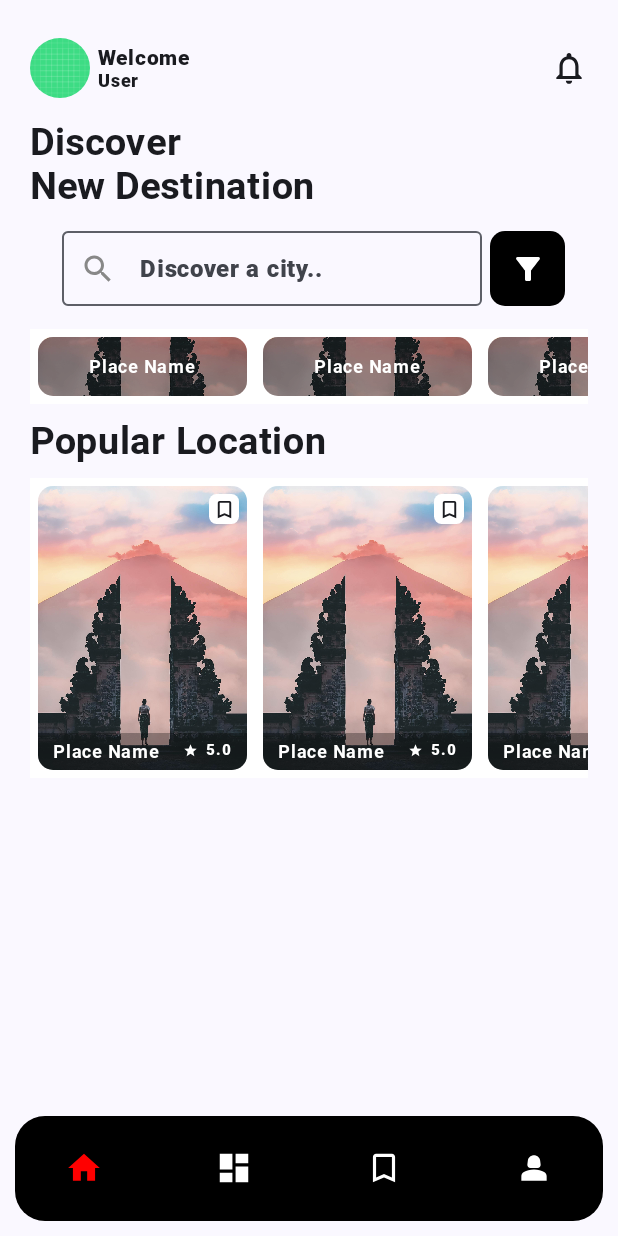
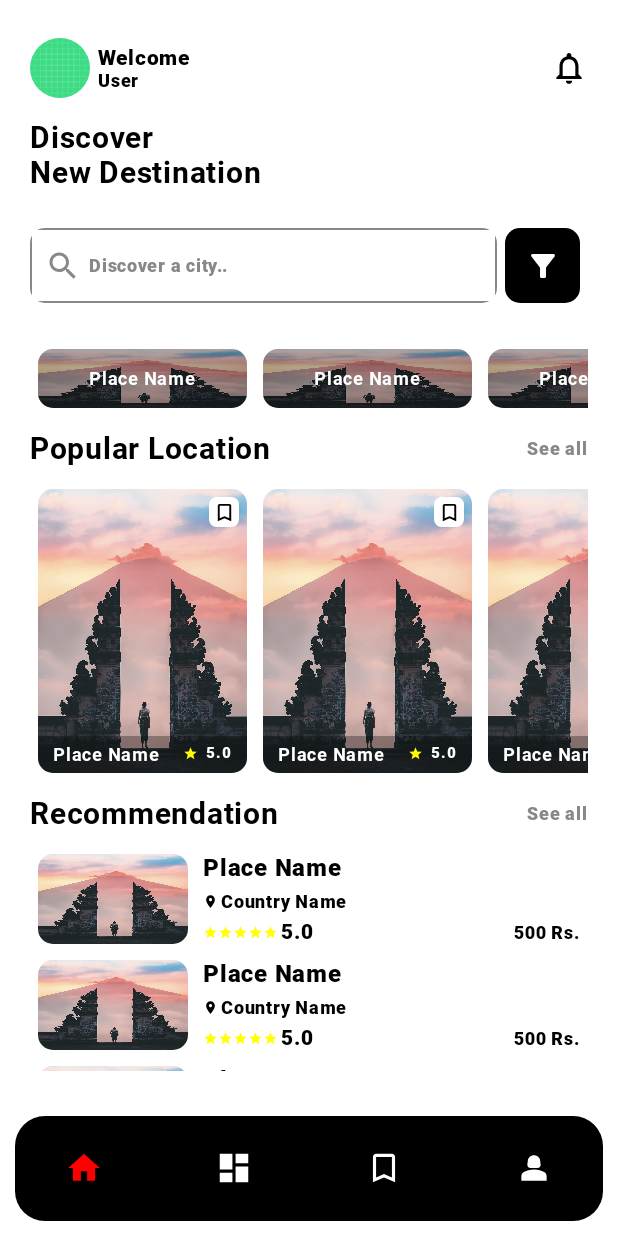
Before and after one commit to iamshaikhasif/travel_application_compose, an Android app built with Jetpack Compose: the screen it shows after launch (MainActivity), on a phone screen of 412 x 824 dp. Run offline under Robolectric (Android 15) with nearby library versions, the phone set to English and light mode, and no system bars.

Commit message:
home Screen Done

```diff
--- a/app/src/main/java/com/example/travelapplication/MainActivity.kt
+++ b/app/src/main/java/com/example/travelapplication/MainActivity.kt
@@ -3,10 +3,12 @@ package com.example.travelapplication
 import android.os.Bundle
 import androidx.activity.ComponentActivity
 import androidx.activity.compose.setContent
+import androidx.compose.foundation.background
 import androidx.compose.foundation.layout.fillMaxSize
 import androidx.compose.material3.MaterialTheme
 import androidx.compose.material3.Surface
 import androidx.compose.ui.Modifier
+import androidx.compose.ui.graphics.Color
 import com.example.travelapplication.ui.MainScreen
 import com.example.travelapplication.ui.theme.TravelApplicationTheme
 
@@ -16,7 +18,7 @@ class MainActivity : ComponentActivity() {
         setContent {
             TravelApplicationTheme {
                 Surface(
-                    modifier = Modifier.fillMaxSize(),
+                    modifier = Modifier.fillMaxSize().background(Color.White),
                     color = MaterialTheme.colorScheme.background
                 ) {
                     MainScreen()
--- a/app/src/main/java/com/example/travelapplication/ui/components/EditText.kt
+++ b/app/src/main/java/com/example/travelapplication/ui/components/EditText.kt
@@ -1,13 +1,12 @@
 package com.example.travelapplication.ui.components
 
-import android.widget.EditText
-import androidx.compose.foundation.background
 import androidx.compose.foundation.layout.height
 import androidx.compose.foundation.layout.padding
+import androidx.compose.foundation.shape.RoundedCornerShape
 import androidx.compose.material.icons.Icons
-import androidx.compose.material.icons.filled.KeyboardDoubleArrowRight
 import androidx.compose.material.icons.filled.Search
 import androidx.compose.material3.Icon
+import androidx.compose.material3.MaterialTheme
 import androidx.compose.material3.OutlinedTextField
 import androidx.compose.material3.Text
 import androidx.compose.runtime.Composable
@@ -16,22 +15,21 @@ import androidx.compose.runtime.mutableStateOf
 import androidx.compose.runtime.saveable.rememberSaveable
 import androidx.compose.runtime.setValue
 import androidx.compose.ui.Modifier
+import androidx.compose.ui.draw.clip
 import androidx.compose.ui.graphics.Color
 import androidx.compose.ui.text.TextStyle
 import androidx.compose.ui.unit.dp
 import androidx.compose.ui.unit.sp
 
 @Composable
-fun CommonEditText(hint: String, onChanged: (String) -> Unit) {
+fun CommonEditText(hint: String, modifier: Modifier, onChanged: (String) -> Unit) {
     var text by rememberSaveable { mutableStateOf("") }
 
     OutlinedTextField (
-        modifier = Modifier
-            .padding(5.dp)
-            .height(50.dp),
+        modifier = modifier,
         value = text,
         placeholder = {
-            Text(text = hint, modifier = Modifier.padding(0.dp))
+            Text(text = hint, modifier = Modifier.padding(0.dp), style = MaterialTheme.typography.labelSmall.copy(color = Color.Gray))
         },
         textStyle = TextStyle(
             fontSize = 12.sp
--- /dev/null
+++ b/app/src/main/java/com/example/travelapplication/ui/components/TitleWithSeeAll.kt
@@ -0,0 +1,33 @@
+package com.example.travelapplication.ui.components
+
+import androidx.compose.foundation.layout.Arrangement
+import androidx.compose.foundation.layout.Row
+import androidx.compose.foundation.layout.fillMaxWidth
+import androidx.compose.material3.MaterialTheme
+import androidx.compose.material3.Text
+import androidx.compose.runtime.Composable
+import androidx.compose.ui.Alignment
+import androidx.compose.ui.Modifier
+import androidx.compose.ui.graphics.Color
+import androidx.compose.ui.text.font.FontWeight
+import androidx.compose.ui.unit.sp
+
+@Composable
+fun TitleWithSeeAll(title:String){
+    Row(modifier = Modifier.fillMaxWidth(), verticalAlignment = Alignment.CenterVertically,horizontalArrangement = Arrangement.SpaceBetween) {
+        Text(
+            text = title,
+            style = MaterialTheme.typography.bodyLarge.copy(
+                fontSize = 20.sp,
+                fontWeight = FontWeight.Bold
+            )
+        )
+
+        Text(
+            text = "See all",
+            style = MaterialTheme.typography.labelSmall.copy(
+                color = Color.Gray
+            ),
+        )
+    }
+}
--- a/app/src/main/java/com/example/travelapplication/ui/home/DashboardScreen.kt
+++ b/app/src/main/java/com/example/travelapplication/ui/home/DashboardScreen.kt
@@ -1,6 +1,7 @@
 package com.example.travelapplication.ui.home
 
 import android.util.Log
+import androidx.compose.foundation.background
 import androidx.compose.foundation.layout.Box
 import androidx.compose.foundation.layout.height
 import androidx.compose.foundation.layout.padding
@@ -40,6 +41,7 @@ import com.example.travelapplication.routing.NavigationItem
 fun DashboardScreen(navController: NavHostController) {
     val bottomNav = rememberNavController()
     Scaffold(
+        modifier = Modifier.background(Color.White),
         bottomBar = {
             BottomItem(navController = bottomNav, modifier = Modifier)
         }
@@ -57,10 +59,20 @@ fun BottomItem(
     navController: NavHostController, modifier: Modifier = Modifier
 ) {
     val screens = listOf(
-        BottomItemModel.HomeScreen, BottomItemModel.Explore, BottomItemModel.Favourite, BottomItemModel.Notification
+        BottomItemModel.HomeScreen,
+        BottomItemModel.Explore,
+        BottomItemModel.Favourite,
+        BottomItemModel.Notification
     )
 
-    NavigationBar(modifier = modifier.height(90.dp).padding(10.dp).clip(shape = RoundedCornerShape(20.dp)), containerColor = Color.Black) {
+    NavigationBar(
+        modifier = modifier
+            .height(90.dp)
+            .background(Color.White)
+            .padding(10.dp)
+            .clip(shape = RoundedCornerShape(20.dp)),
+        containerColor = Color.Black
+    ) {
         val navBackStackEntry by navController.currentBackStackEntryAsState()
         val currentRoute = navBackStackEntry?.destination?.route
 
@@ -77,7 +89,7 @@ fun BottomItem(
                             launchSingleTop = true
                             restoreState = true
                         }
-                    } catch (e:Exception) {
+                    } catch (e: Exception) {
                         Log.d("route", e.message ?: "no error")
                     }
                 },
--- a/app/src/main/java/com/example/travelapplication/ui/home/HomeAppBar.kt
+++ b/app/src/main/java/com/example/travelapplication/ui/home/HomeAppBar.kt
@@ -18,6 +18,7 @@ import androidx.compose.runtime.Composable
 import androidx.compose.ui.Alignment
 import androidx.compose.ui.Modifier
 import androidx.compose.ui.draw.clip
+import androidx.compose.ui.graphics.Color
 import androidx.compose.ui.layout.ContentScale
 import androidx.compose.ui.res.painterResource
 import androidx.compose.ui.text.font.FontWeight
@@ -71,6 +72,7 @@ fun HomeAppBar(){
         Icon(
             modifier = Modifier.size(25.dp),
             imageVector = Icons.Outlined.Notifications,
+            tint = Color.Black,
             contentDescription = "",
         )
     }
--- a/app/src/main/java/com/example/travelapplication/ui/home/HomePopularLocation.kt
+++ b/app/src/main/java/com/example/travelapplication/ui/home/HomePopularLocation.kt
@@ -34,6 +34,7 @@ import androidx.compose.ui.unit.dp
 import androidx.compose.ui.unit.sp
 import com.example.travelapplication.R
 import com.example.travelapplication.ui.components.GapCompose
+import com.example.travelapplication.ui.components.TitleWithSeeAll
 
 @Composable
 fun HomePopularLocation() {
@@ -41,16 +42,10 @@ fun HomePopularLocation() {
     courseList = ArrayList<String>()
 
     Column {
-        Text(
-            text = "Popular Location",
-            style = MaterialTheme.typography.bodyLarge.copy(
-                fontSize = 25.sp,
-                fontWeight = FontWeight.Bold
-            )
-        )
+        TitleWithSeeAll(title = "Popular Location")
         GapCompose(isRow = false)
         LazyRow {
-            items(count = 5) {  item ->
+            items(count = 5) {
                 CardItem()
             }
         }
@@ -98,6 +93,7 @@ fun CardItem() {
                         Icon(
                             imageVector = Icons.Filled.BookmarkBorder,
                             contentDescription = "bookmark",
+                            tint = Color.Black,
                             modifier = Modifier.size(15.dp)
                         )
                     }
@@ -135,8 +131,8 @@ fun CardItem() {
                         Row(verticalAlignment = Alignment.CenterVertically) {
                             Icon(
                                 imageVector = Icons.Filled.Star,
-                                contentDescription = "bookmark",
-                                tint = Color.White,
+                                contentDescription = "star",
+                                tint = Color.Yellow,
                                 modifier = Modifier.size(10.dp)
                             )
                             Spacer(modifier = Modifier.width(5.dp))
--- a/app/src/main/java/com/example/travelapplication/ui/home/HomeScreen.kt
+++ b/app/src/main/java/com/example/travelapplication/ui/home/HomeScreen.kt
@@ -20,11 +20,13 @@ import androidx.compose.material.icons.Icons
 import androidx.compose.material.icons.outlined.Notifications
 import androidx.compose.material3.Icon
 import androidx.compose.material3.MaterialTheme
+import androidx.compose.material3.Scaffold
 import androidx.compose.material3.Text
 import androidx.compose.runtime.Composable
 import androidx.compose.ui.Alignment
 import androidx.compose.ui.Modifier
 import androidx.compose.ui.draw.clip
+import androidx.compose.ui.graphics.Color
 import androidx.compose.ui.layout.ContentScale
 import androidx.compose.ui.res.painterResource
 import androidx.compose.ui.text.font.FontWeight
@@ -35,12 +37,17 @@ import com.example.travelapplication.ui.components.GapCompose
 
 @Composable
 fun HomeScreen() {
+    Scaffold(containerColor = Color.White) {
+        Box(
+            modifier = Modifier
+                .fillMaxSize()
+                .padding(it)
+        ) {
             Column(
                 modifier = Modifier
                     .fillMaxSize()
                     .padding(20.dp)
             ) {
-
                 HomeAppBar()
                 GapCompose(isRow = false)
                 HomeSearchCompose()
@@ -48,10 +55,14 @@ fun HomeScreen() {
                 PlaceCard()
                 GapCompose(isRow = false)
                 HomePopularLocation()
+                GapCompose(isRow = false)
+                RecommendationPlace()
+            }
         }
     }
 
 
+}
 
 
 @Preview(showSystemUi = true, showBackground = true)
--- a/app/src/main/java/com/example/travelapplication/ui/home/HomeSearchCompose.kt
+++ b/app/src/main/java/com/example/travelapplication/ui/home/HomeSearchCompose.kt
@@ -2,14 +2,20 @@ package com.example.travelapplication.ui.home
 
 import android.util.Log
 import androidx.compose.foundation.background
+import androidx.compose.foundation.border
 import androidx.compose.foundation.layout.Arrangement
 import androidx.compose.foundation.layout.Box
 import androidx.compose.foundation.layout.Row
+import androidx.compose.foundation.layout.Spacer
 import androidx.compose.foundation.layout.fillMaxWidth
+import androidx.compose.foundation.layout.height
+import androidx.compose.foundation.layout.padding
 import androidx.compose.foundation.layout.size
+import androidx.compose.foundation.layout.width
 import androidx.compose.foundation.shape.RoundedCornerShape
 import androidx.compose.material.icons.Icons
 import androidx.compose.material.icons.filled.FilterAlt
+import androidx.compose.material.icons.filled.Search
 import androidx.compose.material3.Icon
 import androidx.compose.material3.MaterialTheme
 import androidx.compose.material3.Text
@@ -25,18 +31,18 @@ import com.example.travelapplication.ui.components.CommonEditText
 import com.example.travelapplication.ui.components.GapCompose
 
 @Composable
-fun HomeSearchCompose(){
+fun HomeSearchCompose() {
     Text(
         text = "Discover",
         style = MaterialTheme.typography.bodyLarge.copy(
-            fontSize = 25.sp,
+            fontSize = 20.sp,
             fontWeight = FontWeight.Bold
         )
     )
     Text(
         text = "New Destination",
         style = MaterialTheme.typography.bodyLarge.copy(
-            fontSize = 25.sp,
+            fontSize = 20.sp,
             fontWeight = FontWeight.Bold
         )
     )
@@ -44,16 +50,40 @@ fun HomeSearchCompose(){
     GapCompose(isRow = false)
 
     Row(
-        modifier = Modifier.fillMaxWidth(),
-        horizontalArrangement = Arrangement.Center,
+        modifier = Modifier.fillMaxWidth().padding(vertical = 10.dp),
+        horizontalArrangement = Arrangement.SpaceBetween,
         verticalAlignment = Alignment.CenterVertically
     ) {
-        CommonEditText(hint = "Discover a city..") { text ->
-            Log.d("text", text)
+        Box(
+            modifier = Modifier
+                .weight(weight = 1f)
+                .height(50.dp)
+                .background(Color.Transparent)
+                .clip(shape = RoundedCornerShape(10.dp))
+                .border(width = 1.dp, color = Color.Gray)
+        ) {
+            Row (verticalAlignment = Alignment.CenterVertically,
+                modifier = Modifier
+                .height(50.dp).padding(horizontal = 10.dp)) {
+                Icon(
+                    imageVector = Icons.Filled.Search,
+                    contentDescription = null,
+                    tint = Color.Gray
+                )
+                Spacer(modifier = Modifier.width(5.dp))
+                Text(
+                    text = "Discover a city..",
+                    modifier = Modifier.padding(0.dp),
+                    style = MaterialTheme.typography.labelSmall.copy(color = Color.Gray)
+                )
+
+            }
+
         }
         Box(
             contentAlignment = Alignment.Center,
             modifier = Modifier
+                .padding(5.dp)
                 .clip(shape = RoundedCornerShape(10.dp))
                 .background(color = Color.Black)
                 .size(50.dp)
--- a/app/src/main/java/com/example/travelapplication/ui/home/PlaceCard.kt
+++ b/app/src/main/java/com/example/travelapplication/ui/home/PlaceCard.kt
@@ -59,7 +59,7 @@ fun PlaceCardItem() {
                 Image(
                     painter = painterResource(id = R.drawable.splash_bg),
                     contentDescription = null,
-                    contentScale = ContentScale.Crop,
+                    contentScale = ContentScale.FillBounds,
                     modifier = Modifier
                         .width(150.dp)
                         .clip(shape = RoundedCornerShape(10.dp)),
--- /dev/null
+++ b/app/src/main/java/com/example/travelapplication/ui/home/RecommendationPlace.kt
@@ -0,0 +1,127 @@
+package com.example.travelapplication.ui.home
+
+import android.widget.Space
+import androidx.compose.foundation.Image
+import androidx.compose.foundation.background
+import androidx.compose.foundation.layout.Arrangement
+import androidx.compose.foundation.layout.Column
+import androidx.compose.foundation.layout.Row
+import androidx.compose.foundation.layout.Spacer
+import androidx.compose.foundation.layout.fillMaxSize
+import androidx.compose.foundation.layout.fillMaxWidth
+import androidx.compose.foundation.layout.height
+import androidx.compose.foundation.layout.padding
+import androidx.compose.foundation.layout.size
+import androidx.compose.foundation.layout.width
+import androidx.compose.foundation.lazy.LazyColumn
+import androidx.compose.foundation.lazy.LazyRow
+import androidx.compose.foundation.shape.RoundedCornerShape
+import androidx.compose.material.icons.Icons
+import androidx.compose.material.icons.filled.BookmarkBorder
+import androidx.compose.material.icons.filled.LocationOn
+import androidx.compose.material.icons.filled.Star
+import androidx.compose.material3.Icon
+import androidx.compose.material3.MaterialTheme
+import androidx.compose.material3.Text
+import androidx.compose.runtime.Composable
+import androidx.compose.ui.Alignment
+import androidx.compose.ui.Modifier
+import androidx.compose.ui.draw.clip
+import androidx.compose.ui.graphics.Color
+import androidx.compose.ui.layout.ContentScale
+import androidx.compose.ui.res.painterResource
+import androidx.compose.ui.text.font.FontWeight
+import androidx.compose.ui.text.style.TextOverflow
+import androidx.compose.ui.tooling.preview.Preview
+import androidx.compose.ui.unit.dp
+import androidx.compose.ui.unit.sp
+import com.example.travelapplication.R
+import com.example.travelapplication.ui.components.GapCompose
+import com.example.travelapplication.ui.components.TitleWithSeeAll
+
+@Composable
+fun RecommendationPlace() {
+    Column {
+        TitleWithSeeAll(title = "Recommendation")
+        GapCompose(isRow = false)
+        LazyColumn() {
+            items(count = 5) {
+                RecommendationPlaceCardItem()
+            }
+        }
+    }
+}
+
+
+@Composable
+fun RecommendationPlaceCardItem(){
+    Row(
+        modifier = Modifier
+            .fillMaxSize()
+            .background(Color.White)
+            .padding(5.dp)
+    ) {
+        Image(
+            painter = painterResource(id = R.drawable.splash_bg),
+            contentDescription = null,
+            contentScale = ContentScale.FillBounds,
+            modifier = Modifier
+                .height(60.dp)
+                .width(100.dp)
+                .clip(shape = RoundedCornerShape(10.dp)),
+        )
+        GapCompose(isRow = true)
+        Column(
+            verticalArrangement = Arrangement.SpaceBetween,
+            modifier = Modifier
+                .weight(weight = 1f)
+                .height(60.dp)
+        ) {
+            Text(
+                text = "Place Name",
+                maxLines = 1,
+                overflow = TextOverflow.Ellipsis,
+                style = MaterialTheme.typography.labelLarge.copy(fontWeight = FontWeight.Medium)
+            )
+            Row(verticalAlignment = Alignment.CenterVertically) {
+                Icon(
+                    imageVector = Icons.Filled.LocationOn,
+                    contentDescription = "location",
+                    tint = Color.Black,
+                    modifier = Modifier.size(10.dp)
+                )
+                GapCompose(isRow = true, gap = 2.dp)
+                Text(text = "Country Name", style = MaterialTheme.typography.labelSmall)
+            }
+            Row(
+                verticalAlignment = Alignment.CenterVertically,
+                horizontalArrangement = Arrangement.SpaceBetween,
+                modifier = Modifier.fillMaxWidth()
+            ) {
+                Row(verticalAlignment = Alignment.CenterVertically) {
+                    LazyRow {
+                        items(5) {
+                            Icon(
+                                imageVector = Icons.Filled.Star,
+                                contentDescription = "star",
+                                tint = Color.Yellow,
+                                modifier = Modifier.size(10.dp)
+                            )
+                        }
+                    }
+                    GapCompose(isRow = true, gap = 2.dp)
+                    Text(text = "5.0", style = MaterialTheme.typography.labelMedium)
+                }
+                GapCompose(isRow = true, gap = 10.dp)
+                Text(text = "500 Rs.", style = MaterialTheme.typography.labelSmall)
+            }
+        }
+    }
+}
+
+
+@Preview
+@Composable
+fun RecommendationPlacePrev() {
+    RecommendationPlace()
+}
--- a/app/src/main/java/com/example/travelapplication/ui/theme/Type.kt
+++ b/app/src/main/java/com/example/travelapplication/ui/theme/Type.kt
@@ -1,6 +1,7 @@
 package com.example.travelapplication.ui.theme
 
 import androidx.compose.material3.Typography
+import androidx.compose.ui.graphics.Color
 import androidx.compose.ui.text.TextStyle
 import androidx.compose.ui.text.font.Font
 import androidx.compose.ui.text.font.FontFamily
@@ -18,64 +19,54 @@ val fonts = FontFamily(
     Font(R.font.roboto_italic, weight = FontWeight.Normal, style = FontStyle.Italic),
 )
 
-// Set of Material typography styles to start with
 val Typography = Typography(
     bodyLarge = TextStyle(
         fontFamily = fonts,
         fontWeight = FontWeight.Normal,
         fontSize = 16.sp,
+        color = Color.Black,
         letterSpacing = 0.5.sp
     ),
     labelLarge = TextStyle(
         fontFamily = fonts,
         fontWeight = FontWeight.Normal,
         fontSize = 16.sp,
+        color = Color.Black,
         letterSpacing = 0.5.sp
     ),
     labelMedium = TextStyle(
         fontFamily = fonts,
         fontWeight = FontWeight.Normal,
         fontSize = 14.sp,
+        color = Color.Black,
         letterSpacing = 0.5.sp
     ),
     labelSmall = TextStyle(
         fontFamily = fonts,
         fontWeight = FontWeight.Normal,
         fontSize = 12.sp,
+        color = Color.Black,
         letterSpacing = 0.5.sp
     ),
     titleLarge = TextStyle(
         fontFamily = fonts,
         fontWeight = FontWeight.Normal,
         fontSize = 24.sp,
+        color = Color.Black,
         letterSpacing = 0.5.sp
     ),
     titleMedium = TextStyle(
         fontFamily = fonts,
         fontWeight = FontWeight.Normal,
         fontSize = 18.sp,
+        color = Color.Black,
         letterSpacing = 0.5.sp
     ),
     titleSmall = TextStyle(
         fontFamily = fonts,
         fontWeight = FontWeight.Normal,
         fontSize = 16.sp,
+        color = Color.Black,
         letterSpacing = 0.5.sp
     )
-    /* Other default text styles to override
-    titleLarge = TextStyle(
-        fontFamily = FontFamily.Default,
-        fontWeight = FontWeight.Normal,
-        fontSize = 22.sp,
-        lineHeight = 28.sp,
-        letterSpacing = 0.sp
-    ),
-    labelSmall = TextStyle(
-        fontFamily = FontFamily.Default,
-        fontWeight = FontWeight.Medium,
-        fontSize = 11.sp,
-        lineHeight = 16.sp,
-        letterSpacing = 0.5.sp
-    )
-    */
 )
```
Lines whose indentation alone changed are shown as unchanged.
